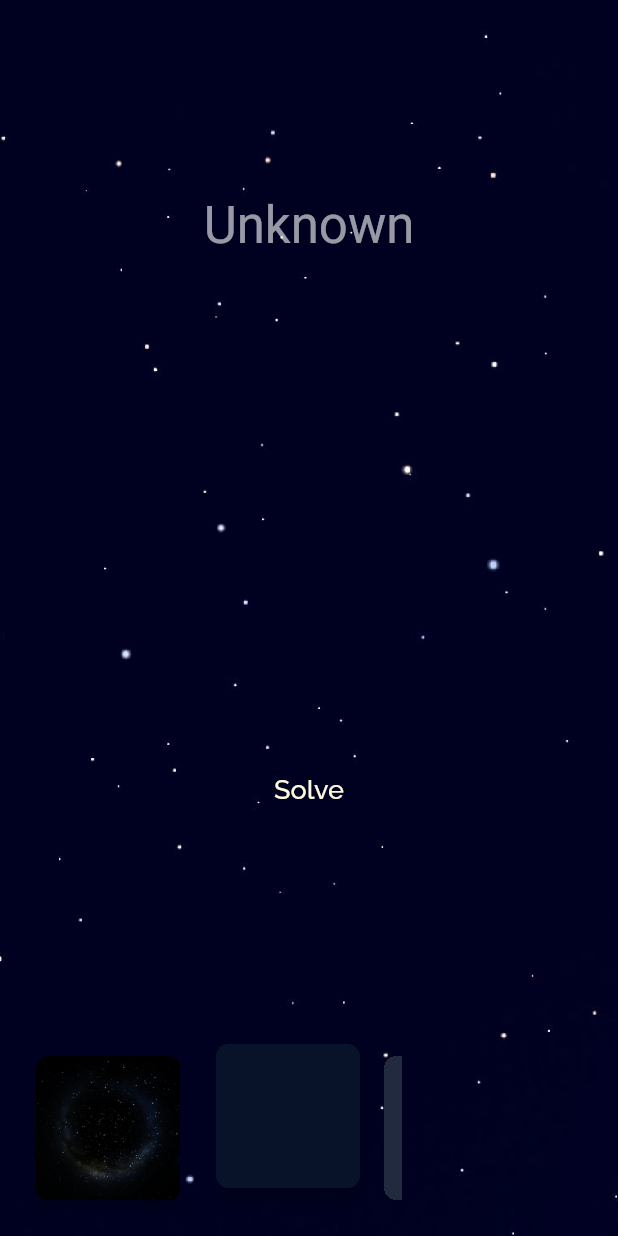
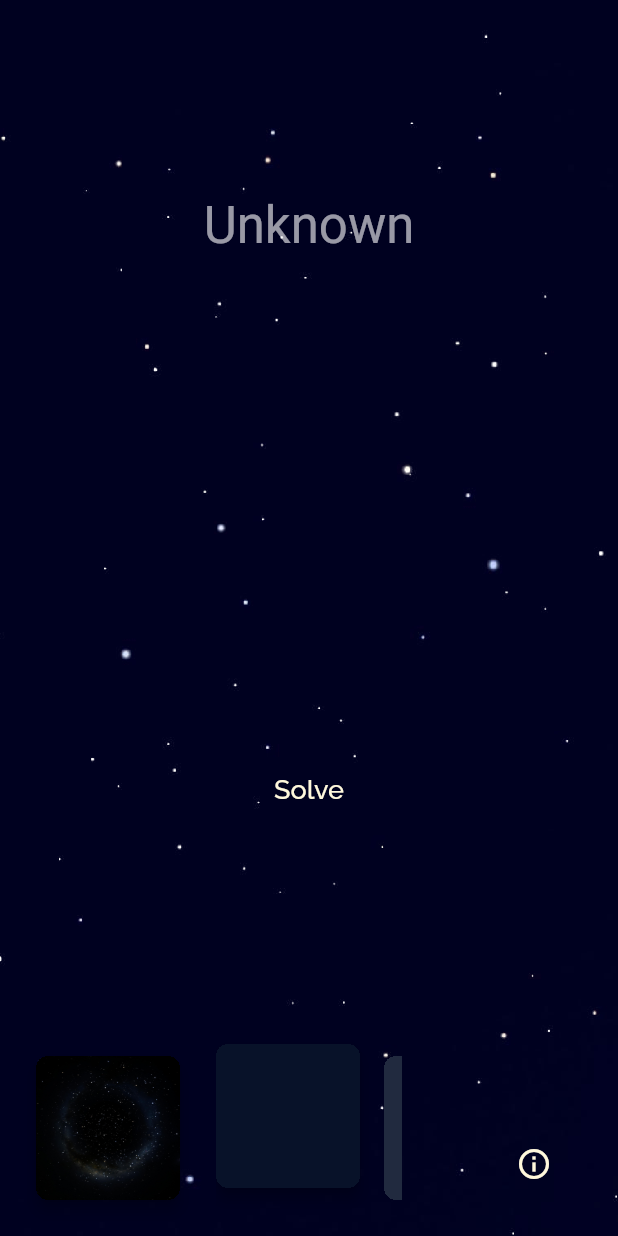
Before and after one commit to Zohenn/star_puzzle, a Flutter app: the MainLayout screen opened directly, on a phone screen of 412 x 824 dp. Run offline on Flutter 3.47's test engine with Material 2 defaults, Android fonts, the phone set to English and light mode, and no system bars; our stand-ins replace get, google_fonts, hive, hive_flutter; missing offline and left inert: touchable; accounts and stored records are empty; statements that could not run were skipped.

Commit message:
info dialog

```diff
--- a/lib/constellations/leo.dart
+++ b/lib/constellations/leo.dart
@@ -32,22 +32,22 @@ final leo = Constellation(
     Line(2, 5),
   ],
   boundaries: [
-    Position(1872 / 3660, 1026 / 2160),
-    Position(1911 / 3660, 973 / 2160),
-    Position(1928 / 3660, 985 / 2160),
-    Position(1940 / 3660, 968 / 2160),
-    Position(1950 / 3660, 975 / 2160),
-    Position(1962 / 3660, 957 / 2160),
-    Position(1935 / 3660, 941 / 2160),
-    Position(1959 / 3660, 896 / 2160),
-    Position(1931 / 3660, 882 / 2160),
-    Position(1948 / 3660, 835 / 2160),
-    Position(2115 / 3660, 909 / 2160),
-    Position(2098 / 3660, 939 / 2160),
-    Position(2033 / 3660, 1033 / 2160),
-    Position(2098 / 3660, 1087 / 2160),
-    Position(2048 / 3660, 1142 / 2160),
-    Position(1970 / 3660, 1073 / 2160),
-    Position(1949 / 3660, 1096 / 2160),
-  ]
+    Position(0.5114754098360655, 0.475),
+    Position(0.5221311475409836, 0.45046296296296295),
+    Position(0.526775956284153, 0.45601851851851855),
+    Position(0.5300546448087432, 0.44814814814814813),
+    Position(0.5327868852459017, 0.4513888888888889),
+    Position(0.5360655737704918, 0.44305555555555554),
+    Position(0.5286885245901639, 0.4356481481481482),
+    Position(0.5352459016393443, 0.4148148148148148),
+    Position(0.5275956284153005, 0.4083333333333333),
+    Position(0.5322404371584699, 0.38657407407407407),
+    Position(0.5778688524590164, 0.42083333333333334),
+    Position(0.573224043715847, 0.43472222222222223),
+    Position(0.555464480874317, 0.47824074074074074),
+    Position(0.573224043715847, 0.5032407407407408),
+    Position(0.5595628415300546, 0.5287037037037037),
+    Position(0.5382513661202186, 0.49675925925925923),
+    Position(0.5325136612021858, 0.5074074074074074),
+  ],
 );
--- a/lib/constellations/sagittarius.dart
+++ b/lib/constellations/sagittarius.dart
@@ -57,20 +57,20 @@ final sagittarius = Constellation(
     Line(18, 19)
   ],
   boundaries: [
-    Position(1294 / 3660, 2159 / 2160),
-    Position(1244 / 3660, 2112 / 2160),
-    Position(1318 / 3660, 2041 / 2160),
-    Position(1151 / 3660, 1774 / 2160),
-    Position(1385 / 3660, 1673 / 2160),
-    Position(1411 / 3660, 1720 / 2160),
-    Position(1506 / 3660, 1662 / 2160),
-    Position(1591 / 3660, 1606 / 2160),
-    Position(1687 / 3660, 1722 / 2160),
-    Position(1662 / 3660, 1748 / 2160),
-    Position(1728 / 3660, 1807 / 2160),
-    Position(1584 / 3660, 1999 / 2160),
-    Position(1721 / 3660, 2074 / 2160),
-    Position(1688 / 3660, 2159 / 2160)
+    Position(0.35355191256830604, 0.999537037037037),
+    Position(0.33989071038251367, 0.9777777777777777),
+    Position(0.36010928961748634, 0.9449074074074074),
+    Position(0.3144808743169399, 0.8212962962962963),
+    Position(0.37841530054644806, 0.774537037037037),
+    Position(0.3855191256830601, 0.7962962962962963),
+    Position(0.41147540983606556, 0.7694444444444445),
+    Position(0.4346994535519126, 0.7435185185185185),
+    Position(0.4609289617486339, 0.7972222222222223),
+    Position(0.4540983606557377, 0.8092592592592592),
+    Position(0.4721311475409836, 0.836574074074074),
+    Position(0.43278688524590164, 0.9254629629629629),
+    Position(0.4702185792349727, 0.9601851851851851),
+    Position(0.46120218579234973, 0.999537037037037)
   ],
   starSize: 12,
 );
--- a/lib/layout/main_layout.dart
+++ b/lib/views/main_layout.dart
@@ -1,11 +1,13 @@
 import 'package:flutter/material.dart';
 import 'package:get/get.dart';
-import 'package:star_puzzle/layout/constellation_puzzle/constellation_puzzle.dart';
-import 'package:star_puzzle/layout/constellation_puzzle/constellation_animation_painter.dart';
+import 'package:star_puzzle/views/constellation_puzzle/constellation_puzzle.dart';
+import 'package:star_puzzle/views/constellation_puzzle/constellation_animation_painter.dart';
 import 'package:star_puzzle/services/base_service.dart';
 import 'package:star_puzzle/services/constellation_service.dart';
 import 'package:star_puzzle/utils/size_mixin.dart';
-import 'package:star_puzzle/layout/sky_map.dart';
+import 'package:star_puzzle/views/info_dialog.dart';
+import 'package:star_puzzle/views/sky_map.dart';
+import 'package:star_puzzle/widgets/theme_provider.dart';
 
 class _MainLayoutController extends GetxController {
   final selectedConstellation = Rxn<ConstellationMeta>();
@@ -15,12 +17,6 @@ class _MainLayoutController extends GetxController {
     super.onInit();
 
     selectedConstellation.value = Get.find<ConstellationService>().constellations[0];
-    // for (var constellation in Get.find<ConstellationService>().constellations) {
-    //   constellation.solved.value = true;
-    //   constellation.bestMoves.value = 1;
-    //   constellation.bestTime.value = 0;
-    //   constellation.constellationAnimation.skipForward();
-    // }
   }
 }
 
@@ -89,10 +85,12 @@ class MainLayout extends StatelessWidget with SizeMixin {
                                     child: Builder(
                                       builder: (context) => InkWell(
                                         onTap: () async {
-                                          final constellation = await Get.dialog<ConstellationMeta>(const SkyMap(openConstellationOnTap: true));
-                                          if(constellation != null){
+                                          final constellation = await Get.dialog<ConstellationMeta>(
+                                              const SkyMap(openConstellationOnTap: true));
+                                          if (constellation != null) {
                                             controller.selectedConstellation.value = constellation;
-                                            DefaultTabController.of(context)!.index = constellations.indexOf(constellation);
+                                            DefaultTabController.of(context)!.index =
+                                                constellations.indexOf(constellation);
                                           }
                                         },
                                       ),
@@ -133,7 +131,9 @@ class MainLayout extends StatelessWidget with SizeMixin {
                                                 child: RepaintBoundary(
                                                   child: CustomPaint(
                                                     isComplex: true,
-                                                    painter: ConstellationAnimationPainter(context, constellation.constellationAnimation, 0.3, useCircles: true),
+                                                    painter: ConstellationAnimationPainter(
+                                                        context, constellation.constellationAnimation, 0.3,
+                                                        useCircles: true),
                                                   ),
                                                 ),
                                               ),
@@ -177,8 +177,26 @@ class MainLayout extends StatelessWidget with SizeMixin {
                             ),
                           ),
                         ),
-                        SizedBox.fromSize(
-                          size: constellationIconSize + Offset(constellationIconPadding.along(Axis.vertical), 0),
+                        Padding(
+                          padding: const EdgeInsets.symmetric(horizontal: 24.0),
+                          child: SizedBox.fromSize(
+                            size: constellationIconSize,
+                            child: Material(
+                              type: MaterialType.transparency,
+                              child: Align(
+                                alignment: Alignment.bottomRight,
+                                child: TextButton(
+                                  child: Icon(Icons.info_outline, color: cornsilk),
+                                  onPressed: () => Get.dialog(const InfoDialog()),
+                                  style: Theme.of(context).textButtonTheme.style!.copyWith(
+                                        padding: MaterialStateProperty.all(
+                                          const EdgeInsets.all(12.0),
+                                        ),
+                                      ),
+                                ),
+                              ),
+                            ),
+                          ),
                         ),
                       ],
                     ),
--- a/lib/layout/star_info.dart
+++ b/lib/views/star_info.dart
@@ -28,7 +28,7 @@ class StarInfo extends StatelessWidget {
         Opacity(
           opacity: star == null ? 1 : 0,
           child: Text(
-            'Click on a star to see its info',
+            'Click on a star to see details',
             style: TextStyle(color: Theme.of(context).textTheme.caption!.color),
           ),
         ),
```
Also changed, not shown: lib/bootstrap.dart (+17 -4 lines), lib/services/base_service.dart (+11 -0 lines), lib/views/constellation_puzzle/constellation_puzzle.dart (renamed from lib/layout/constellation_puzzle/constellation_puzzle.dart, +6 -6 lines), lib/views/info_dialog.dart (added, +81 -0 lines), lib/views/sky_map.dart (renamed from lib/layout/sky_map.dart, +8 -4 lines), lib/widgets/theme_provider.dart (+6 -1 lines), lib/views/constellation_puzzle/background_image_renderer.dart (renamed from lib/layout/constellation_puzzle/background_image_renderer.dart), lib/views/constellation_puzzle/constellation_animation_painter.dart (renamed from lib/layout/constellation_puzzle/constellation_animation_painter.dart), lib/views/constellation_puzzle/constellation_name.dart (renamed from lib/layout/constellation_puzzle/constellation_name.dart), lib/views/constellation_puzzle/constellation_puzzle_grid.dart (renamed from lib/layout/constellation_puzzle/constellation_puzzle_grid.dart), 1 other file.
